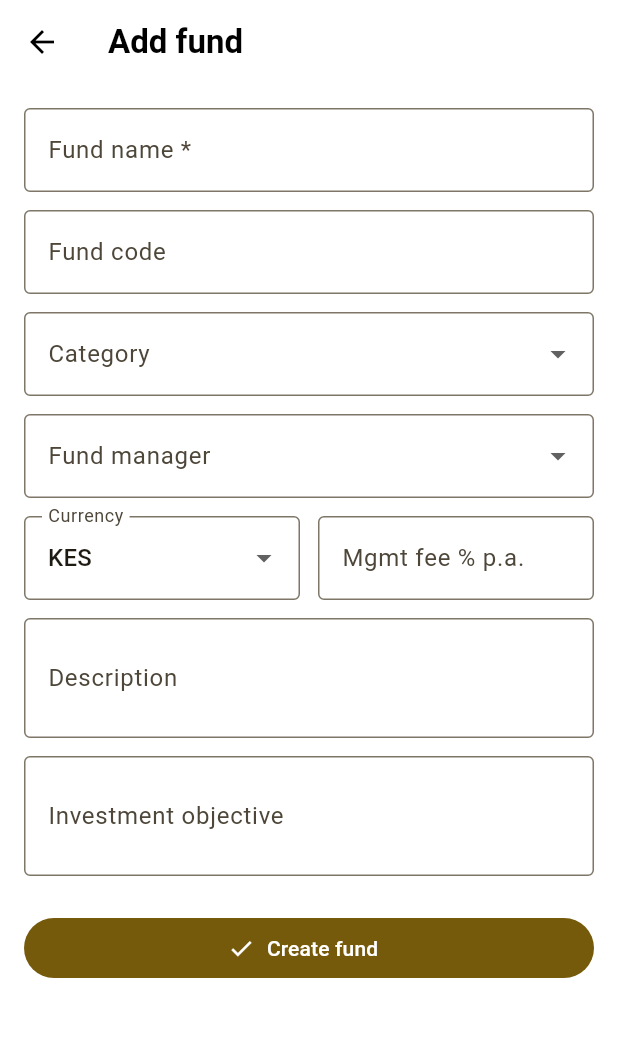
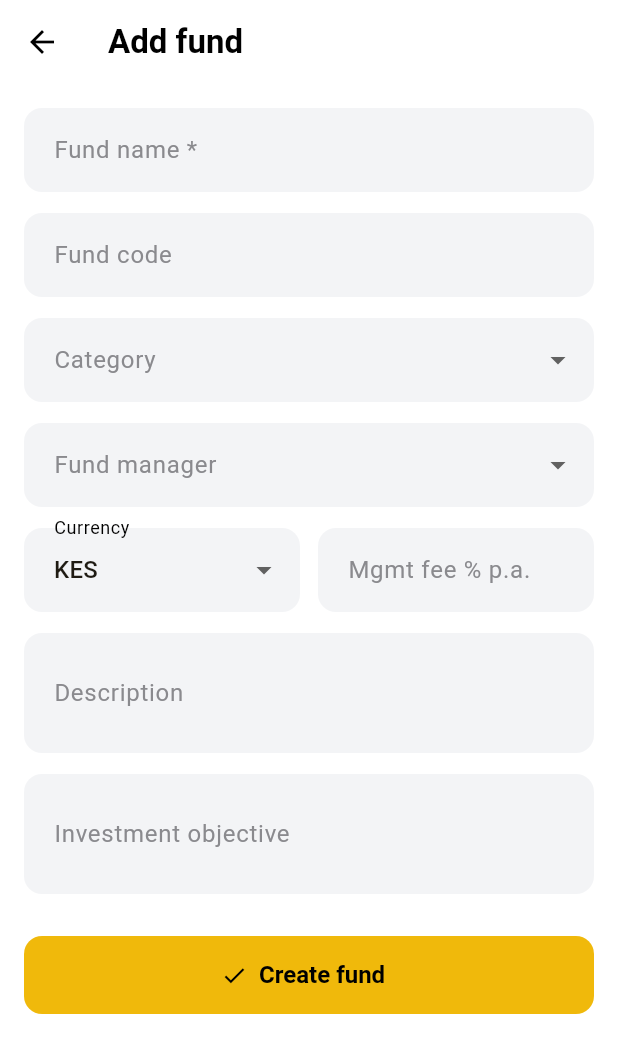
Before and after one commit to arthurgichuru/moneytrack, a Flutter app: the FundFormScreen screen opened directly, on a phone screen of 412 x 824 dp. Shown: the top 1053 px of the screen. Run offline on Flutter 3.47's test engine with Material 3 defaults, Android fonts, the phone set to English and light mode, and no system bars; our stand-ins replace signals.

Commit message:
Restyle add/edit form to match the theme
Filled rounded inputs with a gold focus ring, consistently styled
dropdowns, and a full-width gold primary button. Logic unchanged.

Co-Authored-By: Claude Opus 4.8 (1M context) <noreply@anthropic.com>

```diff
--- a/lib/screens/fund_form_screen.dart
+++ b/lib/screens/fund_form_screen.dart
@@ -3,6 +3,11 @@ import 'package:signals/signals_flutter.dart';
 
 import '../dependency_injection.dart';
 import '../models/fund.dart';
+
+// ---- Design tokens (shared look with the markets list / detail) ----------
+const _kGold = Color(0xFFF0B90B);
+const _kFieldBg = Color(0xFFF3F4F6);
+const _kTextSecondary = Color(0xFF8A8A8E);
 
 /// Create/edit form. One screen handles both modes:
 ///  - existingFund == null  -> "Add fund" (fundId 0 signals a create)
@@ -85,6 +90,30 @@ class _FundFormScreenState extends State<FundFormScreen> {
   /// stay NULL instead of storing empty strings.
   String? _emptyToNull(String text) => text.trim().isEmpty ? null : text.trim();
 
+  /// Shared filled-input styling: soft grey fill, rounded corners, and a
+  /// gold focus ring — matching the search pill and the rest of the theme.
+  InputDecoration _decoration(String label) => InputDecoration(
+        labelText: label,
+        labelStyle: const TextStyle(color: _kTextSecondary),
+        floatingLabelStyle: const TextStyle(color: Colors.black),
+        filled: true,
+        fillColor: _kFieldBg,
+        contentPadding:
+            const EdgeInsets.symmetric(horizontal: 16, vertical: 16),
+        border: OutlineInputBorder(
+          borderRadius: BorderRadius.circular(12),
+          borderSide: BorderSide.none,
+        ),
+        enabledBorder: OutlineInputBorder(
+          borderRadius: BorderRadius.circular(12),
+          borderSide: BorderSide.none,
+        ),
+        focusedBorder: OutlineInputBorder(
+          borderRadius: BorderRadius.circular(12),
+          borderSide: const BorderSide(color: _kGold, width: 1.5),
+        ),
+      );
+
   @override
   Widget build(BuildContext context) {
     return Scaffold(
@@ -96,26 +125,24 @@ class _FundFormScreenState extends State<FundFormScreen> {
           children: [
             TextFormField(
               controller: _nameController,
-              decoration: const InputDecoration(
-                  labelText: 'Fund name *', border: OutlineInputBorder()),
+              decoration: _decoration('Fund name *'),
               textCapitalization: TextCapitalization.words,
               // Only truly required field — mirrors NOT NULL in the schema.
               validator: (value) => (value == null || value.trim().isEmpty)
                   ? 'Fund name is required'
                   : null,
             ),
-            const SizedBox(height: 12),
+            const SizedBox(height: 14),
             TextFormField(
               controller: _codeController,
-              decoration: const InputDecoration(
-                  labelText: 'Fund code', border: OutlineInputBorder()),
+              decoration: _decoration('Fund code'),
               textCapitalization: TextCapitalization.characters,
             ),
-            const SizedBox(height: 12),
+            const SizedBox(height: 14),
             _buildCategoryDropdown(),
-            const SizedBox(height: 12),
+            const SizedBox(height: 14),
             _buildCompanyDropdown(),
-            const SizedBox(height: 12),
+            const SizedBox(height: 14),
             Row(
               children: [
                 Expanded(child: _buildCurrencyDropdown()),
@@ -123,9 +150,7 @@ class _FundFormScreenState extends State<FundFormScreen> {
                 Expanded(
                   child: TextFormField(
                     controller: _feeController,
-                    decoration: const InputDecoration(
-                        labelText: 'Mgmt fee % p.a.',
-                        border: OutlineInputBorder()),
+                    decoration: _decoration('Mgmt fee % p.a.'),
                     keyboardType:
                         const TextInputType.numberWithOptions(decimal: true),
                     // Optional, but if present it must parse as a number.
@@ -139,35 +164,52 @@ class _FundFormScreenState extends State<FundFormScreen> {
                 ),
               ],
             ),
-            const SizedBox(height: 12),
+            const SizedBox(height: 14),
             TextFormField(
               controller: _descriptionController,
-              decoration: const InputDecoration(
-                  labelText: 'Description', border: OutlineInputBorder()),
+              decoration: _decoration('Description'),
               maxLines: 2,
             ),
-            const SizedBox(height: 12),
+            const SizedBox(height: 14),
             TextFormField(
               controller: _objectiveController,
-              decoration: const InputDecoration(
-                  labelText: 'Investment objective',
-                  border: OutlineInputBorder()),
+              decoration: _decoration('Investment objective'),
               maxLines: 2,
             ),
-            const SizedBox(height: 24),
+            const SizedBox(height: 28),
             // Watch so the button disables + shows progress while
             // FundController.saveFund is running.
             Watch((context) {
               final saving = _fundController.isLoading.value;
-              return FilledButton.icon(
+              return SizedBox(
+                width: double.infinity,
+                child: FilledButton.icon(
+                  style: FilledButton.styleFrom(
+                    backgroundColor: _kGold,
+                    foregroundColor: Colors.black,
+                    disabledBackgroundColor: _kGold.withValues(alpha: 0.5),
+                    minimumSize: const Size.fromHeight(52),
+                    shape: RoundedRectangleBorder(
+                      borderRadius: BorderRadius.circular(12),
+                    ),
+                    textStyle: const TextStyle(
+                      fontSize: 16,
+                      fontWeight: FontWeight.bold,
+                    ),
+                  ),
                   onPressed: saving ? null : _save,
                   icon: saving
                       ? const SizedBox(
                           width: 18,
                           height: 18,
-                        child: CircularProgressIndicator(strokeWidth: 2))
+                          child: CircularProgressIndicator(
+                            strokeWidth: 2,
+                            color: Colors.black,
+                          ),
+                        )
                       : const Icon(Icons.check),
                   label: Text(_isEditing ? 'Save changes' : 'Create fund'),
+                ),
               );
             }),
           ],
@@ -183,8 +225,8 @@ class _FundFormScreenState extends State<FundFormScreen> {
       final categories = _categoryController.categories.value;
       return DropdownButtonFormField<int>(
         initialValue: _categoryId,
-        decoration: const InputDecoration(
-            labelText: 'Category', border: OutlineInputBorder()),
+        decoration: _decoration('Category'),
+        borderRadius: BorderRadius.circular(12),
         items: [
           for (final c in categories)
             DropdownMenuItem(value: c.categoryId, child: Text(c.categoryName)),
@@ -200,8 +242,8 @@ class _FundFormScreenState extends State<FundFormScreen> {
       final companies = _fundController.companies.value;
       return DropdownButtonFormField<int>(
         initialValue: _companyId,
-        decoration: const InputDecoration(
-            labelText: 'Fund manager', border: OutlineInputBorder()),
+        decoration: _decoration('Fund manager'),
+        borderRadius: BorderRadius.circular(12),
         items: [
           for (final c in companies)
             DropdownMenuItem(value: c.companyId, child: Text(c.companyName)),
@@ -215,8 +257,8 @@ class _FundFormScreenState extends State<FundFormScreen> {
   Widget _buildCurrencyDropdown() {
     return DropdownButtonFormField<String>(
       initialValue: _currency,
-      decoration: const InputDecoration(
-          labelText: 'Currency', border: OutlineInputBorder()),
+      decoration: _decoration('Currency'),
+      borderRadius: BorderRadius.circular(12),
       items: const [
         DropdownMenuItem(value: 'KES', child: Text('KES')),
         DropdownMenuItem(value: 'USD', child: Text('USD')),
```
Lines whose indentation alone changed are shown as unchanged.
